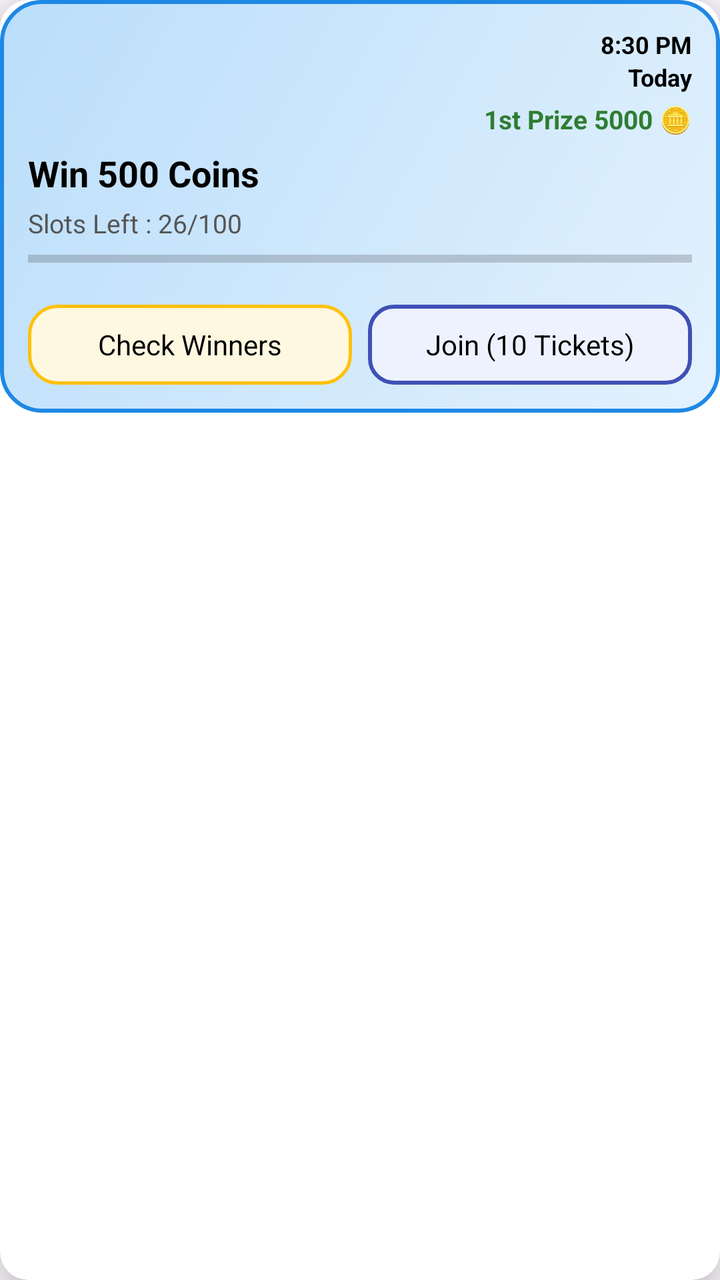
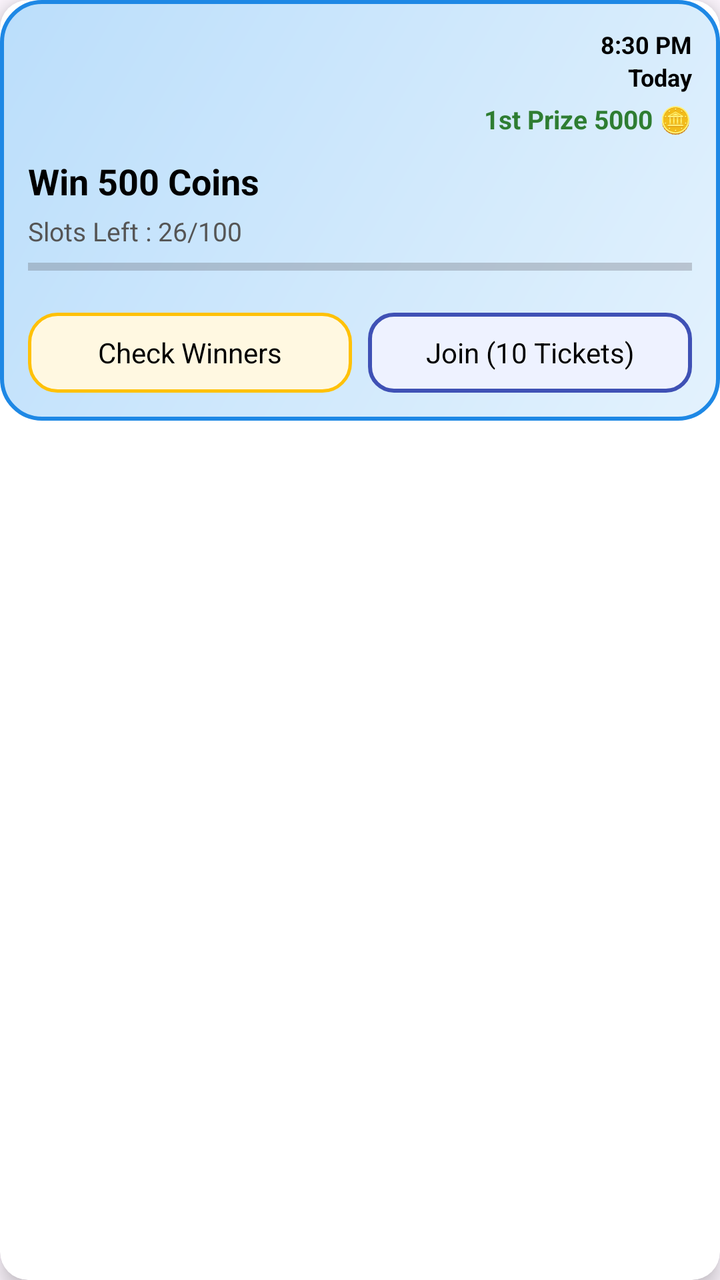

Compare the two renders of this Android layout. The source of the first and the diff that turns it into the second are given below.
<!-- AndroidManifest.xml: application theme Theme.RGamer -->
<!-- res/layout/item_freefire_tournament.xml -->
<?xml version="1.0" encoding="utf-8"?>
<androidx.cardview.widget.CardView xmlns:android="http://schemas.android.com/apk/res/android"
    xmlns:app="http://schemas.android.com/apk/res-auto"
    android:layout_width="match_parent"
    android:layout_height="wrap_content"
    android:layout_marginBottom="12dp"
    android:background="@color/white"
    app:cardCornerRadius="14dp"
    app:cardElevation="14dp"
    android:elevation="6dp">

    <LinearLayout
        android:layout_width="match_parent"
        android:layout_height="wrap_content"
        android:background="@drawable/bg_token_gradient"
        android:orientation="vertical"
        android:padding="14dp">

        
        <LinearLayout
            android:layout_width="match_parent"
            android:layout_height="wrap_content"
            android:orientation="horizontal">

            
            <View
                android:layout_width="0dp"
                android:layout_height="1dp"
                android:layout_weight="1" />

            
            <LinearLayout
                android:layout_width="wrap_content"
                android:layout_height="wrap_content"
                android:orientation="vertical"
                android:gravity="end">

                <TextView
                    android:id="@+id/txtTimeLabel"
                    android:layout_width="wrap_content"
                    android:layout_height="wrap_content"
                    android:text="8:30 PM"
                    android:textSize="12sp"
                    android:textStyle="bold"
                    android:textColor="@color/black" />

                <TextView
                    android:id="@+id/txtDateLabel"
                    android:layout_width="wrap_content"
                    android:layout_height="wrap_content"
                    android:text="Today"
                    android:textSize="12sp"
                    android:textStyle="bold"
                    android:textColor="@color/black" />

                <TextView
                    android:id="@+id/txtCountdown"
                    android:layout_width="wrap_content"
                    android:layout_height="wrap_content"
                    android:text="Starts in 00:00:00"
                    android:textSize="11sp"
                    android:textColor="#D32F2F"
                    android:visibility="gone" />

                
                <TextView
                    android:id="@+id/txtFirstPrize"
                    android:layout_width="wrap_content"
                    android:layout_height="wrap_content"
                    android:layout_marginTop="4dp"
                    android:text="1st Prize 5000 🪙"
                    android:textSize="13sp"
                    android:textStyle="bold"
                    android:textColor="#2E7D32" />

            </LinearLayout>
        </LinearLayout>

        
        <TextView
            android:id="@+id/txtPrize"
            android:layout_width="wrap_content"
            android:layout_height="wrap_content"
            android:layout_marginTop="6dp"
            android:text="Win 500 Coins"
            android:textColor="#000"
            android:textSize="18sp"
            android:textStyle="bold" />

        
        <TextView
            android:id="@+id/txtSlots"
            android:layout_width="wrap_content"
            android:layout_height="wrap_content"
            android:layout_marginTop="4dp"
            android:text="Slots Left : 26/100"
            android:textColor="#555"
            android:textSize="13sp" />

        <ProgressBar
            android:id="@+id/progressSlots"
            style="?android:attr/progressBarStyleHorizontal"
            android:layout_width="match_parent"
            android:layout_height="6dp"
            android:layout_marginTop="6dp"
            android:max="100"
            android:progress="0" />

        
        <LinearLayout
            android:layout_width="match_parent"
            android:layout_height="wrap_content"
            android:layout_marginTop="10dp">

            <TextView
                android:id="@+id/gameid"
                android:layout_width="0dp"
                android:layout_height="40dp"
                android:layout_weight="1"
                android:background="@drawable/bg_yellow_outline"
                android:gravity="center"
                android:text="00000000"
                android:textColor="@color/black"
                android:visibility="gone" />

            <TextView
                android:id="@+id/gamePassword"
                android:layout_width="0dp"
                android:layout_height="40dp"
                android:layout_marginStart="8dp"
                android:layout_weight="1"
                android:background="@drawable/bg_outline_button"
                android:gravity="center"
                android:text="0000000000"
                android:textColor="@color/black"
                android:visibility="gone" />
        </LinearLayout>

        
        <LinearLayout
            android:layout_width="match_parent"
            android:layout_height="wrap_content"
            android:layout_marginTop="10dp">

            <TextView
                android:id="@+id/btnWinners"
                android:layout_width="0dp"
                android:layout_height="40dp"
                android:layout_weight="1"
                android:background="@drawable/bg_yellow_outline"
                android:gravity="center"
                android:text="Check Winners"
                android:textColor="@color/black" />

            <TextView
                android:id="@+id/btnJoin"
                android:layout_width="0dp"
                android:layout_height="40dp"
                android:layout_marginStart="8dp"
                android:layout_weight="1"
                android:background="@drawable/bg_outline_button"
                android:gravity="center"
                android:text="Join (10 Tickets)"
                android:textColor="@color/black" />
        </LinearLayout>

    </LinearLayout>
</androidx.cardview.widget.CardView>
<!-- resources referenced by this layout -->
<resources>
  <color name="black">#FF000000</color>
  <color name="white">#FFFFFFFF</color>
  <!-- drawable bg_outline_button (drawable) -->
  <shape xmlns:android="http://schemas.android.com/apk/res/android">
      <solid android:color="#EEF2FF"/>
      <stroke android:width="2dp" android:color="#3F51B5"/>
      <corners android:radius="12dp"/>
  </shape>
  <!-- drawable bg_token_gradient (drawable) -->
  <?xml version="1.0" encoding="utf-8"?>
  <shape xmlns:android="http://schemas.android.com/apk/res/android"
      android:shape="rectangle">
  
      
      <corners android:radius="20dp"/>
  
      
      <gradient
          android:startColor="#E3F2FD"
          android:endColor="#BBDEFB"
          android:angle="135"/>
  
      
      <stroke
          android:width="2dp"
          android:color="#1E88E5"/>
  </shape>
  <!-- drawable bg_yellow_outline (drawable) -->
  <?xml version="1.0" encoding="utf-8"?>
  <shape xmlns:android="http://schemas.android.com/apk/res/android"
      android:shape="rectangle">
  
      
      <solid android:color="#FFF8E1"/>
  
      
      <corners android:radius="14dp"/>
  
      
      <stroke
          android:width="1.5dp"
          android:color="#FFC107"/>
  
      
      <padding
          android:left="12dp"
          android:top="8dp"
          android:right="12dp"
          android:bottom="8dp"/>
  </shape>
  <style name="Theme.RGamer" parent="Base.Theme.RGamer" />
  <style name="Base.Theme.RGamer" parent="Theme.Material3.DayNight.NoActionBar">
          
          
      </style>
</resources>

<!-- the commit's change to res/layout/item_freefire_tournament.xml (unified diff, before → after) -->
@@ -1,13 +1,13 @@
 <?xml version="1.0" encoding="utf-8"?>
-<androidx.cardview.widget.CardView xmlns:android="http://schemas.android.com/apk/res/android"
+<androidx.cardview.widget.CardView
+    xmlns:android="http://schemas.android.com/apk/res/android"
     xmlns:app="http://schemas.android.com/apk/res-auto"
     android:layout_width="match_parent"
     android:layout_height="wrap_content"
     android:layout_marginBottom="12dp"
-    android:background="@color/white"
     app:cardCornerRadius="14dp"
-    app:cardElevation="14dp"
-    android:elevation="6dp">
+    app:cardElevation="6dp"
+    android:background="@color/white">
 
     <LinearLayout
         android:layout_width="match_parent"
@@ -20,15 +20,9 @@
         <LinearLayout
             android:layout_width="match_parent"
             android:layout_height="wrap_content"
-            android:orientation="horizontal">
+            android:orientation="horizontal"
+            android:gravity="end">
 
-            
-            <View
-                android:layout_width="0dp"
-                android:layout_height="1dp"
-                android:layout_weight="1" />
-
-            
             <LinearLayout
                 android:layout_width="wrap_content"
                 android:layout_height="wrap_content"
@@ -36,62 +30,59 @@
                 android:gravity="end">
 
                 <TextView
-                    android:id="@+id/txtTimeLabel"
                     android:layout_width="wrap_content"
                     android:layout_height="wrap_content"
+                    android:id="@+id/txtTimeLabel"
                     android:text="8:30 PM"
                     android:textSize="12sp"
                     android:textStyle="bold"
                     android:textColor="@color/black" />
 
                 <TextView
-                    android:id="@+id/txtDateLabel"
                     android:layout_width="wrap_content"
                     android:layout_height="wrap_content"
+                    android:id="@+id/txtDateLabel"
                     android:text="Today"
                     android:textSize="12sp"
                     android:textStyle="bold"
                     android:textColor="@color/black" />
 
                 <TextView
-                    android:id="@+id/txtCountdown"
                     android:layout_width="wrap_content"
                     android:layout_height="wrap_content"
+                    android:id="@+id/txtCountdown"
                     android:text="Starts in 00:00:00"
                     android:textSize="11sp"
                     android:textColor="#D32F2F"
                     android:visibility="gone" />
 
-                
                 <TextView
-                    android:id="@+id/txtFirstPrize"
                     android:layout_width="wrap_content"
                     android:layout_height="wrap_content"
+                    android:id="@+id/txtFirstPrize"
                     android:layout_marginTop="4dp"
                     android:text="1st Prize 5000 🪙"
                     android:textSize="13sp"
                     android:textStyle="bold"
                     android:textColor="#2E7D32" />
-
             </LinearLayout>
         </LinearLayout>
 
         
         <TextView
-            android:id="@+id/txtPrize"
             android:layout_width="wrap_content"
             android:layout_height="wrap_content"
-            android:layout_marginTop="6dp"
+            android:id="@+id/txtPrize"
+            android:layout_marginTop="10dp"
             android:text="Win 500 Coins"
-            android:textColor="#000"
+            android:textColor="@color/black"
             android:textSize="18sp"
             android:textStyle="bold" />
 
-        
         <TextView
-            android:id="@+id/txtSlots"
             android:layout_width="wrap_content"
             android:layout_height="wrap_content"
+            android:id="@+id/txtSlots"
             android:layout_marginTop="4dp"
             android:text="Slots Left : 26/100"
             android:textColor="#555"
@@ -110,7 +101,8 @@
         <LinearLayout
             android:layout_width="match_parent"
             android:layout_height="wrap_content"
-            android:layout_marginTop="10dp">
+            android:layout_marginTop="10dp"
+            android:orientation="horizontal">
 
             <TextView
                 android:id="@+id/gameid"
@@ -127,8 +119,8 @@
                 android:id="@+id/gamePassword"
                 android:layout_width="0dp"
                 android:layout_height="40dp"
+                android:layout_weight="1"
                 android:layout_marginStart="8dp"
-                android:layout_weight="1"
                 android:background="@drawable/bg_outline_button"
                 android:gravity="center"
                 android:text="0000000000"
@@ -140,7 +132,8 @@
         <LinearLayout
             android:layout_width="match_parent"
             android:layout_height="wrap_content"
-            android:layout_marginTop="10dp">
+            android:layout_marginTop="10dp"
+            android:orientation="horizontal">
 
             <TextView
                 android:id="@+id/btnWinners"
@@ -156,8 +149,8 @@
                 android:id="@+id/btnJoin"
                 android:layout_width="0dp"
                 android:layout_height="40dp"
+                android:layout_weight="1"
                 android:layout_marginStart="8dp"
-                android:layout_weight="1"
                 android:background="@drawable/bg_outline_button"
                 android:gravity="center"
                 android:text="Join (10 Tickets)"
